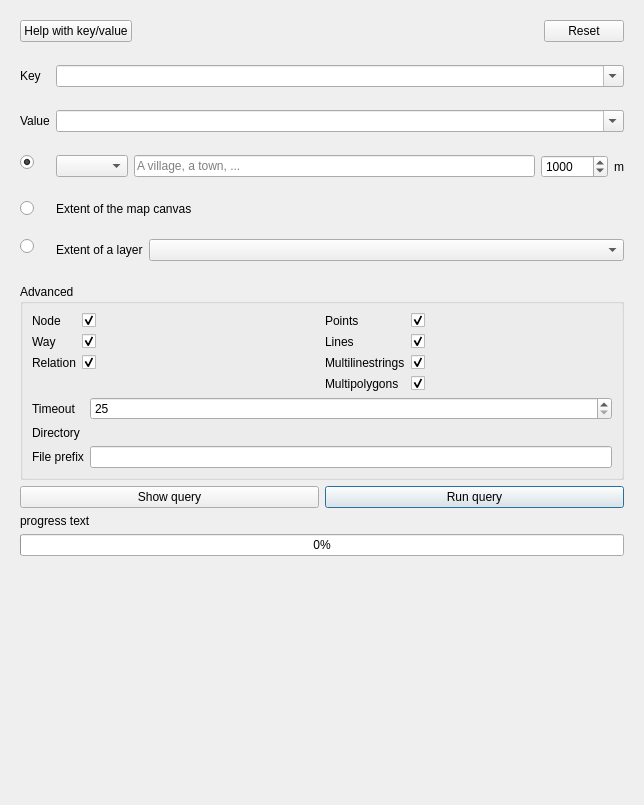
Old version of the form ui/quick_query.ui in the repository 3liz/QuickOSM.
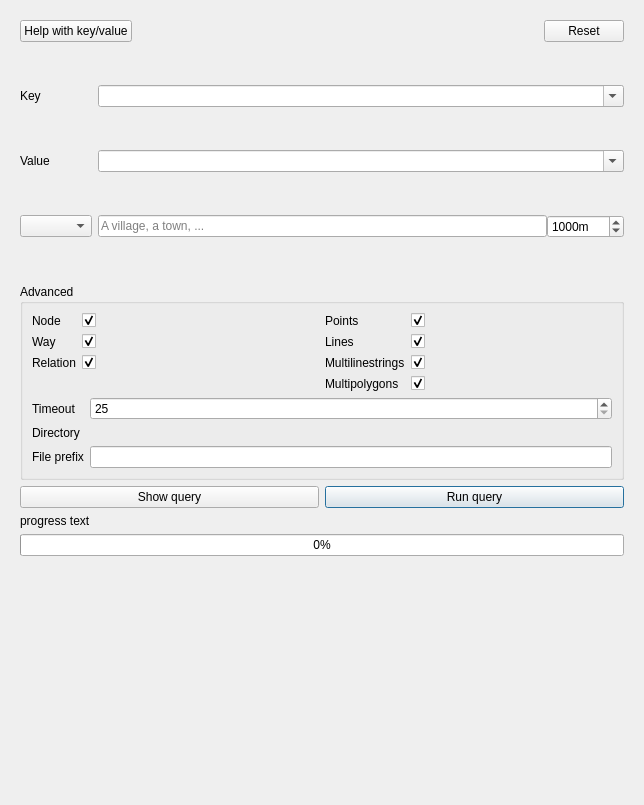
New version of the form. Custom widgets are drawn as their Qt base class.

Commit message: use the new extent selector

Patch:
```diff
--- a/ui/quick_query.ui
+++ b/ui/quick_query.ui
@@ -121,29 +121,35 @@
           </widget>
          </item>
          <item row="2" column="0">
-          <widget class="QRadioButton" name="radioButton_place">
-           <property name="text">
-            <string/>
-           </property>
-           <property name="checked">
-            <bool>true</bool>
-           </property>
-          </widget>
+          <widget class="QComboBox" name="cb_query_type"/>
          </item>
          <item row="2" column="1">
-          <layout class="QHBoxLayout" name="horizontalLayout_8">
-           <item>
-            <widget class="QComboBox" name="comboBox_in_around">
-             <property name="toolTip">
-              <string>&quot;In&quot; will search the first multipolygon relation, however &quot;Around&quot; will get the first OSM node.</string>
-             </property>
-            </widget>
-           </item>
+          <widget class="QStackedWidget" name="stacked_query_type">
+           <property name="lineWidth">
+            <number>0</number>
+           </property>
+           <property name="currentIndex">
+            <number>0</number>
+           </property>
+           <widget class="QWidget" name="nominatim">
+            <layout class="QHBoxLayout" name="horizontalLayout_6">
+             <property name="spacing">
+              <number>0</number>
+             </property>
+             <property name="leftMargin">
+              <number>0</number>
+             </property>
+             <property name="topMargin">
+              <number>0</number>
+             </property>
+             <property name="rightMargin">
+              <number>0</number>
+             </property>
+             <property name="bottomMargin">
+              <number>0</number>
+             </property>
            <item>
             <widget class="QLineEdit" name="lineEdit_nominatim">
-             <property name="text">
-              <string/>
-             </property>
              <property name="placeholderText">
               <string>A village, a town, ...</string>
              </property>
@@ -151,6 +157,12 @@
            </item>
            <item>
             <widget class="QSpinBox" name="spinBox_distance_point">
+               <property name="suffix">
+                <string>m</string>
+               </property>
+               <property name="prefix">
+                <string/>
+               </property>
              <property name="minimum">
               <number>1</number>
              </property>
@@ -165,45 +177,25 @@
              </property>
             </widget>
            </item>
-           <item>
-            <widget class="QLabel" name="label_distance_point">
-             <property name="text">
-              <string notr="true">m</string>
-             </property>
-            </widget>
-           </item>
-          </layout>
-         </item>
-         <item row="4" column="0">
-          <widget class="QRadioButton" name="radioButton_extentMapCanvas">
-           <property name="text">
-            <string/>
-           </property>
-          </widget>
-         </item>
-         <item row="4" column="1">
-          <widget class="QLabel" name="label_13">
-           <property name="text">
-            <string>Extent of the map canvas</string>
-           </property>
-          </widget>
-         </item>
-         <item row="5" column="0">
-          <widget class="QRadioButton" name="radioButton_extentLayer">
-           <property name="text">
-            <string/>
-           </property>
-          </widget>
-         </item>
-         <item row="5" column="1">
-          <layout class="QHBoxLayout" name="horizontalLayout_5">
-           <item>
-            <widget class="QLabel" name="label_15">
-             <property name="text">
-              <string>Extent of a layer</string>
+            </layout>
+           </widget>
+           <widget class="QWidget" name="layerExtent">
+            <layout class="QHBoxLayout" name="horizontalLayout_7">
+             <property name="spacing">
+              <number>0</number>
+             </property>
+             <property name="leftMargin">
+              <number>0</number>
+             </property>
+             <property name="topMargin">
+              <number>0</number>
              </property>
-            </widget>
-           </item>
+             <property name="rightMargin">
+              <number>0</number>
+             </property>
+             <property name="bottomMargin">
+              <number>0</number>
+             </property>
            <item>
             <widget class="QgsMapLayerComboBox" name="comboBox_extentLayer">
              <property name="sizePolicy">
@@ -215,6 +207,9 @@
             </widget>
            </item>
           </layout>
+           </widget>
+           <widget class="QWidget" name="nothingDisplayed"/>
+          </widget>
          </item>
         </layout>
        </item>
```
Lines whose indentation alone changed are shown as unchanged. The commit also changes 7 other files.
